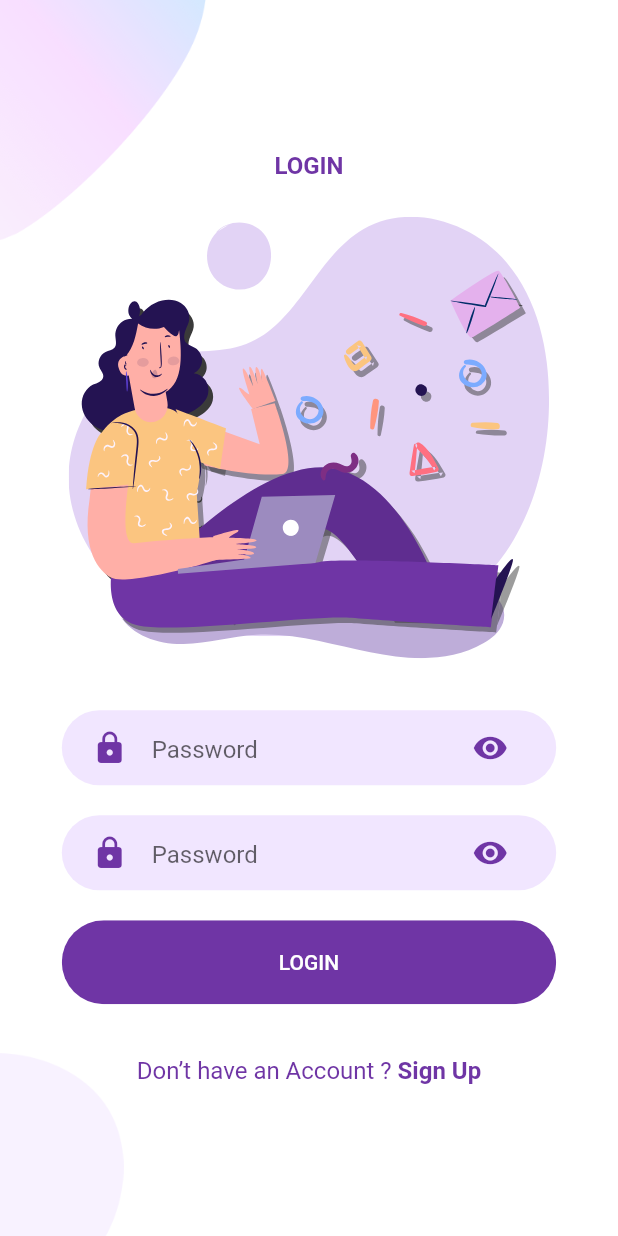
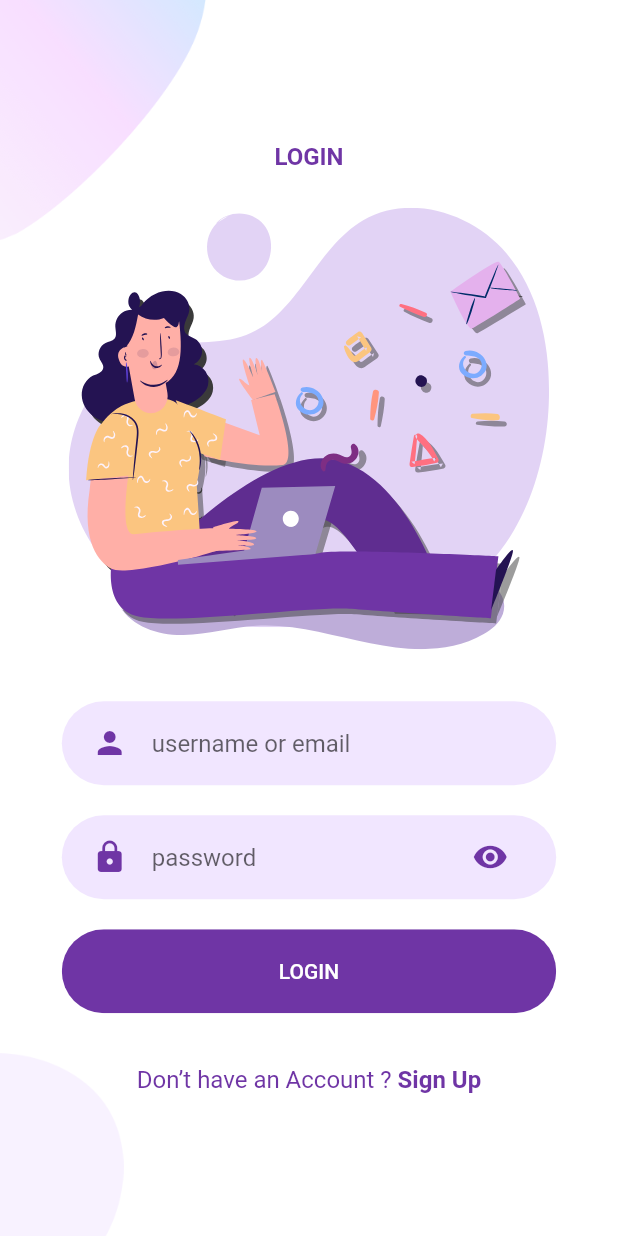
Before and after one commit to vietnguyenhoangw/Flutter-WLR, a Flutter app: the screen it shows after launch, after a tap on "LOGIN", on a phone screen of 412 x 824 dp. Run offline on Flutter 3.47's test engine with Material 2 defaults, Android fonts, the phone set to English and light mode, and no system bars; our stand-ins replace flutter_svg.

Commit message:
Refactor loginScreen :hammer:

```diff
--- a/lib/Components/TextFeild/WLRTextFieldIcon.dart
+++ b/lib/Components/TextFeild/WLRTextFieldIcon.dart
@@ -8,8 +8,10 @@ class WLRTextFieldIcon extends StatelessWidget {
   final String hintText;
   final IconData icon;
   final ValueChanged<String> onChanged;
+  final bool isPassword;
   const WLRTextFieldIcon({
     Key key,
+    this.isPassword = false,
     this.child,
     this.hintText,
     this.icon = Icons.person,
@@ -20,27 +22,31 @@ class WLRTextFieldIcon extends StatelessWidget {
   Widget build(BuildContext context) {
     Size size = MediaQuery.of(context).size;
     return Container(
-      height: 50,
-      margin: EdgeInsets.symmetric(vertical: 10),
-      padding: EdgeInsets.symmetric(horizontal: 20, vertical: 5),
+      margin: EdgeInsets.symmetric(
+        vertical: 10,
+      ),
+      padding: EdgeInsets.symmetric(horizontal: 20, vertical: 4),
       width: size.width * 0.8,
       decoration: BoxDecoration(
         color: violetLightColor,
         borderRadius: BorderRadius.circular(29),
       ),
       child: TextField(
-        obscureText: true,
+        textAlignVertical: isPassword ? TextAlignVertical.center : null,
+        obscureText: isPassword,
         onChanged: onChanged,
         decoration: InputDecoration(
-          hintText: "Password",
+          hintText: hintText,
           icon: Icon(
-            Icons.lock,
+            icon,
             color: violetPrimaryColor,
           ),
-          suffixIcon: Icon(
-            Icons.visibility,
-            color: violetPrimaryColor,
-          ),
+          suffixIcon: isPassword
+              ? Icon(
+                  Icons.visibility,
+                  color: violetPrimaryColor,
+                )
+              : null,
           border: InputBorder.none,
         ),
       ),
--- a/lib/Screen/LoginScreen/body.dart
+++ b/lib/Screen/LoginScreen/body.dart
@@ -36,11 +36,13 @@ class Body extends StatelessWidget {
               ),
               SizedBox(height: deviceSize.height * 0.03),
               WLRTextFieldIcon(
-                hintText: 'username',
+                hintText: 'username or email',
                 onChanged: (value) {},
               ),
               WLRTextFieldIcon(
-                hintText: 'username',
+                isPassword: true,
+                icon: Icons.lock,
+                hintText: 'password',
                 onChanged: (value) {},
               ),
               WLRButton(
```
